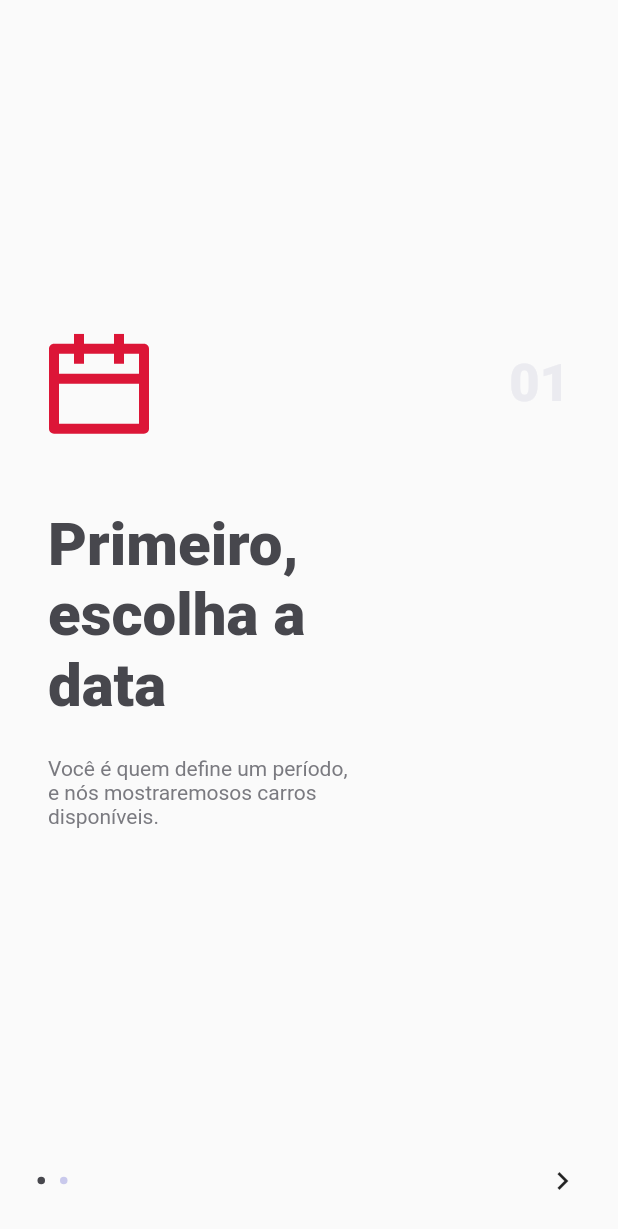
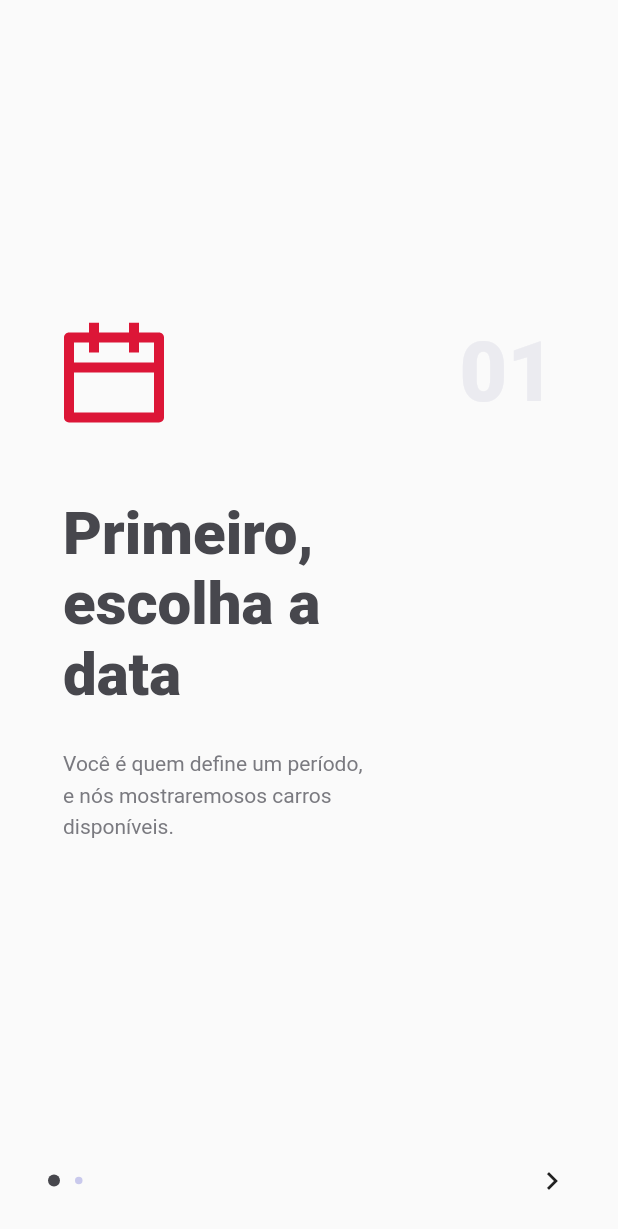
Before and after one commit to samples-flutter/rentx-app, a Flutter app: the screen it shows after launch, on a phone screen of 412 x 824 dp. Shown: the top 1229 px of the screen. Run offline on Flutter 3.47's test engine with Material 2 defaults, Android fonts, the phone set to English and light mode, and no system bars; our stand-ins replace flutter_svg.

Commit message:
feat: implemeted slice pageview

```diff
--- a/lib/pages/information/information_page.dart
+++ b/lib/pages/information/information_page.dart
@@ -1,5 +1,6 @@
 import 'package:flutter/material.dart';
 import 'package:rentx/pages/information/widget/first_page_widget.dart';
+import 'package:rentx/pages/information/widget/second_page_widget.dart';
 import 'package:rentx/styles/app_colors.dart';
 
 class InformationPage extends StatefulWidget {
@@ -11,6 +12,7 @@ class InformationPage extends StatefulWidget {
 
 class _InformationPageState extends State<InformationPage> {
   final PageController controller = PageController(initialPage: 0);
+  var currentIndex = 0;
 
   @override
   Widget build(BuildContext context) {
@@ -18,7 +20,13 @@ class _InformationPageState extends State<InformationPage> {
       body: Padding(
         padding: const EdgeInsets.all(32.0),
         child: PageView(
-          children: [FirstPageWidget()],
+          onPageChanged: (index) {
+            setState(() {
+              currentIndex = index;
+            });
+          },
+          controller: controller,
+          children: const [FirstPageWidget(), SecondPageWidget()],
         ),
       ),
       bottomNavigationBar: buildBottomNavigation(),
@@ -28,31 +36,43 @@ class _InformationPageState extends State<InformationPage> {
   Widget buildBottomNavigation() {
     return Container(
       child: Padding(
-        padding: EdgeInsets.only(right: 25, left: 25, bottom: 25),
+        padding: EdgeInsets.only(right: 32, left: 32, bottom: 25),
         child: Row(
           mainAxisAlignment: MainAxisAlignment.spaceBetween,
           children: [
             Row(
               children: [
-                Container(
-                  width: 5,
-                  height: 5,
-                  decoration: BoxDecoration(
-                      shape: BoxShape.circle, color: AppColors.grayDart),
-                ),
+                indicatorPage(isFirstPage()),
                 SizedBox(width: 10),
-                Container(
-                  width: 5,
-                  height: 5,
-                  decoration: BoxDecoration(
-                      shape: BoxShape.circle, color: AppColors.grayLight),
-                )
+                indicatorPage(!isFirstPage())
               ],
             ),
-            Icon(Icons.navigate_next)
+            InkWell(
+              child: Icon(Icons.navigate_next),
+              onTap: () {
+                setState(() {
+                  currentIndex = 1;
+                });
+                controller.animateToPage(1,
+                    duration: const Duration(milliseconds: 400),
+                    curve: Curves.easeIn);
+              },
+            )
           ],
         ),
       ),
     );
   }
+
+  Widget indicatorPage(bool isIndicator) {
+    return Container(
+      width: isIndicator ? 8 : 5,
+      height: isIndicator ? 8 : 5,
+      decoration: BoxDecoration(
+          shape: BoxShape.circle,
+          color: isIndicator ? AppColors.grayDart : AppColors.grayLight),
+    );
+  }
+
+  bool isFirstPage() => currentIndex == 0;
 }
--- a/lib/pages/information/widget/first_page_widget.dart
+++ b/lib/pages/information/widget/first_page_widget.dart
@@ -7,7 +7,9 @@ class FirstPageWidget extends StatelessWidget {
 
   @override
   Widget build(BuildContext context) {
-    return Column(
+    return Container(
+      margin: EdgeInsetsDirectional.only(start: 10, end: 10),
+      child: Column(
         mainAxisAlignment: MainAxisAlignment.center,
         crossAxisAlignment: CrossAxisAlignment.start,
         children: [
@@ -19,7 +21,7 @@ class FirstPageWidget extends StatelessWidget {
                 '01',
                 style: TextStyle(
                     color: AppColors.gray300,
-                  fontSize: 35,
+                    fontSize: 55,
                     fontWeight: FontWeight.w900),
               )
             ],
@@ -41,10 +43,11 @@ class FirstPageWidget extends StatelessWidget {
             width: MediaQuery.of(context).size.width / 2,
             child: Text(
               "Você é quem define um período, e nós mostraremosos carros disponíveis.",
-            style: TextStyle(color: AppColors.gray400),
+              style: TextStyle(color: AppColors.gray400, height: 1.5),
             ),
           )
         ],
+      ),
     );
   }
 }
--- a/pubspec.yaml
+++ b/pubspec.yaml
@@ -50,6 +50,7 @@ flutter:
      - images/logo.svg
      - images/union.svg
      - images/icon_calendar.svg
+     - images/ic_car.svg
 
   # An image asset can refer to one or more resolution-specific "variants", see
   # https://flutter.dev/assets-and-images/#resolution-aware.
```
Also changed, not shown: lib/pages/information/widget/second_page_widget.dart (added, +50 -0 lines), images/ic_car.svg (added). Lines whose indentation alone changed are shown as unchanged.
